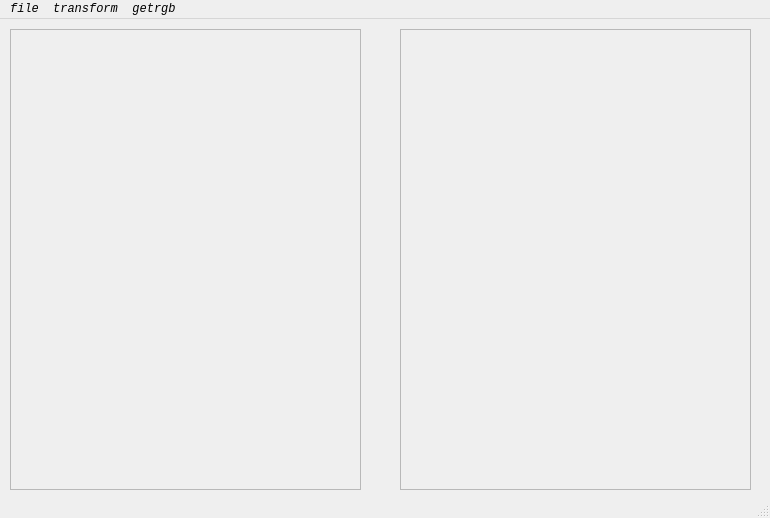
The window that main/mainwindow.ui (oi-chen/digital_image_processing) describes before a commit, drawn with Qt 5.
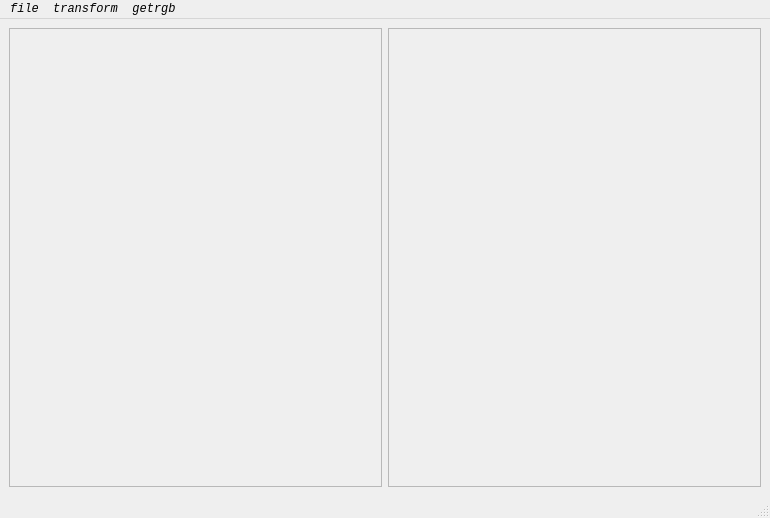
The same window after the commit.

Commit message: Optimize the window interface to make the widget adaptive window size

```diff
--- a/main/mainwindow.ui
+++ b/main/mainwindow.ui
@@ -14,15 +14,9 @@
    <string>MainWindow</string>
   </property>
   <widget class="QWidget" name="centralwidget">
+   <layout class="QGridLayout" name="gridLayout">
+    <item row="0" column="0">
    <widget class="QScrollArea" name="scrollArea">
-    <property name="geometry">
-     <rect>
-      <x>10</x>
-      <y>10</y>
-      <width>351</width>
-      <height>461</height>
-     </rect>
-    </property>
     <property name="mouseTracking">
      <bool>true</bool>
     </property>
@@ -34,8 +28,8 @@
       <rect>
        <x>0</x>
        <y>0</y>
-       <width>349</width>
-       <height>459</height>
+         <width>371</width>
+         <height>452</height>
       </rect>
      </property>
      <widget class="QLabel" name="label">
@@ -53,15 +47,9 @@
      </widget>
     </widget>
    </widget>
+    </item>
+    <item row="0" column="1">
    <widget class="QScrollArea" name="scrollArea_2">
-    <property name="geometry">
-     <rect>
-      <x>400</x>
-      <y>10</y>
-      <width>351</width>
-      <height>461</height>
-     </rect>
-    </property>
     <property name="mouseTracking">
      <bool>true</bool>
     </property>
@@ -73,8 +61,8 @@
       <rect>
        <x>0</x>
        <y>0</y>
-       <width>349</width>
-       <height>459</height>
+         <width>371</width>
+         <height>452</height>
       </rect>
      </property>
      <widget class="QLabel" name="label_2">
@@ -92,6 +80,8 @@
      </widget>
     </widget>
    </widget>
+    </item>
+   </layout>
   </widget>
   <widget class="QStatusBar" name="statusbar"/>
   <widget class="QMenuBar" name="menubar">
```
Lines whose indentation alone changed are shown as unchanged. The commit also changes 1 other file.
